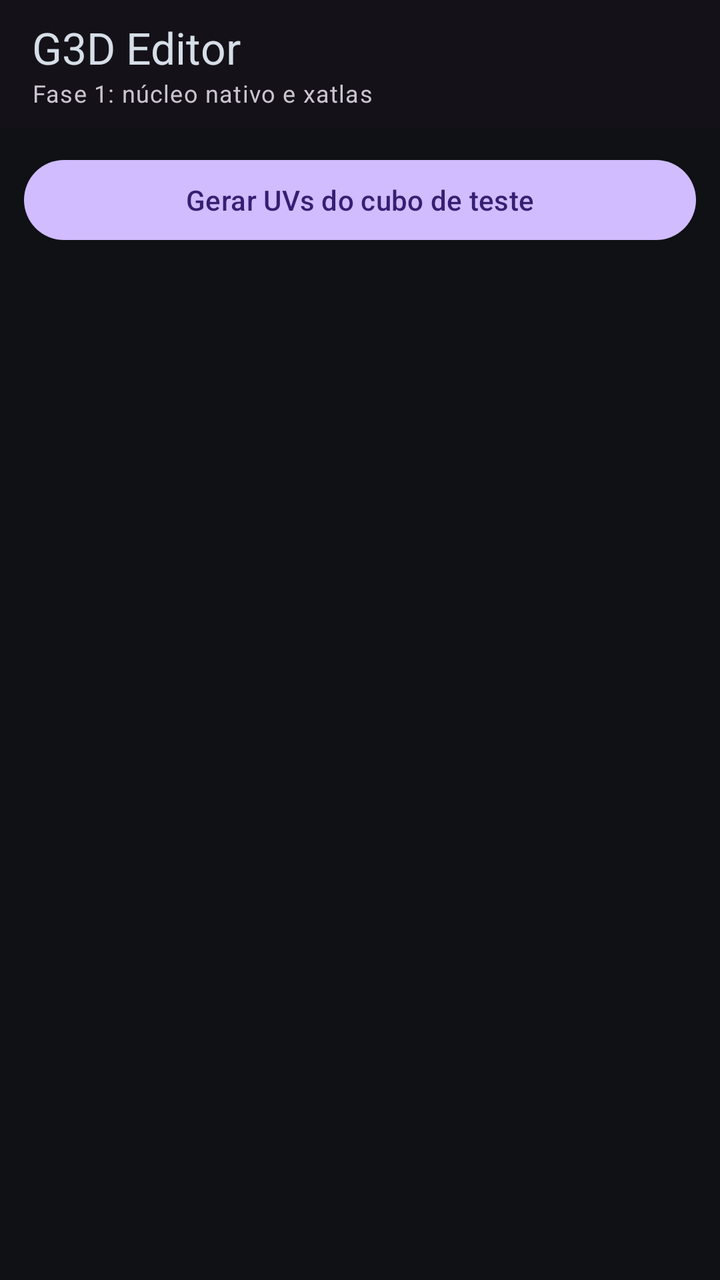
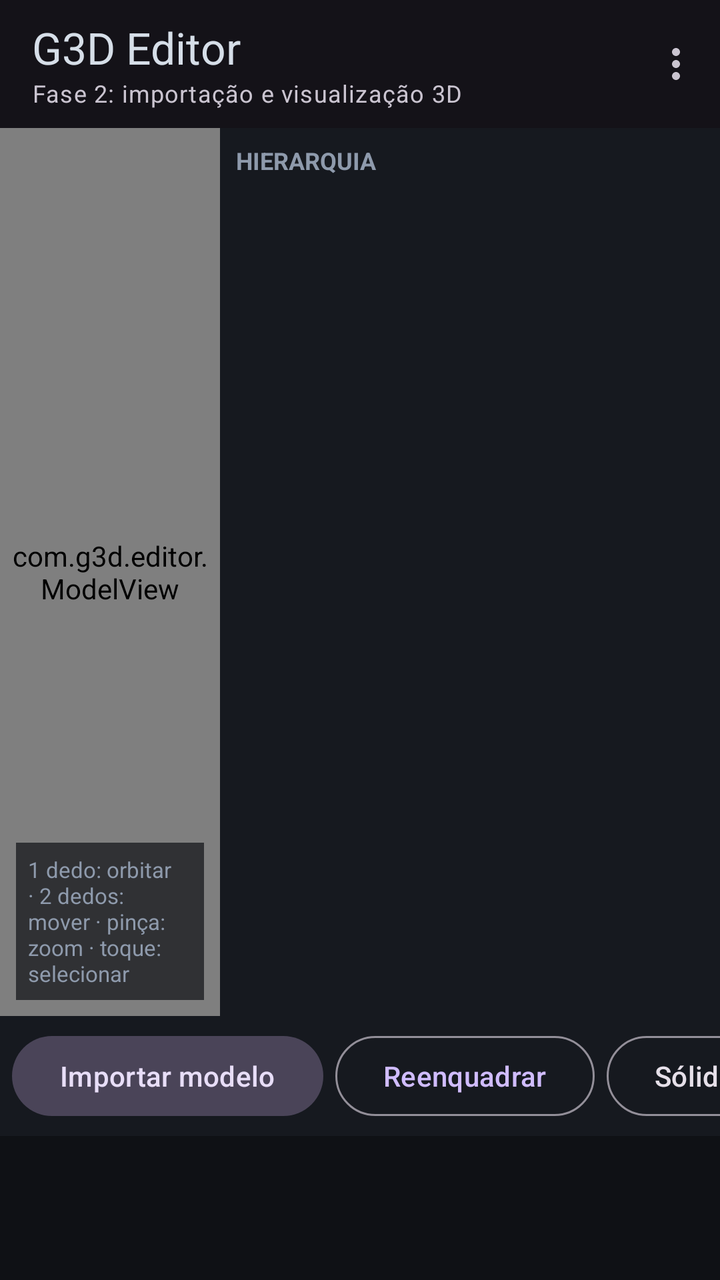

Before-and-after screenshots of an Android layout around one commit, followed by the original layout XML and the change that was made.
<!-- AndroidManifest.xml: application theme Theme.G3DEditor -->
<!-- res/layout/activity_main.xml -->
<?xml version="1.0" encoding="utf-8"?>
<LinearLayout xmlns:android="http://schemas.android.com/apk/res/android"
    xmlns:app="http://schemas.android.com/apk/res-auto"
    android:layout_width="match_parent"
    android:layout_height="match_parent"
    android:orientation="vertical">

    <com.google.android.material.appbar.AppBarLayout
        android:layout_width="match_parent"
        android:layout_height="wrap_content">

        <com.google.android.material.appbar.MaterialToolbar
            android:id="@+id/toolbar"
            android:layout_width="match_parent"
            android:layout_height="?attr/actionBarSize"
            app:subtitle="@string/phase_1_subtitle"
            app:subtitleTextAppearance="@style/TextAppearance.Material3.BodySmall"
            app:title="@string/app_name" />
    </com.google.android.material.appbar.AppBarLayout>

    <Button
        android:id="@+id/runSmokeTest"
        android:layout_width="match_parent"
        android:layout_height="wrap_content"
        android:layout_margin="12dp"
        android:text="@string/run_smoke_test" />

    <ScrollView
        android:id="@+id/outputScroll"
        android:layout_width="match_parent"
        android:layout_height="0dp"
        android:layout_weight="1"
        android:padding="12dp">

        <TextView
            android:id="@+id/output"
            android:layout_width="match_parent"
            android:layout_height="wrap_content"
            android:fontFamily="monospace"
            android:textIsSelectable="true"
            android:textSize="13sp" />
    </ScrollView>
</LinearLayout>
<!-- resources referenced by this layout -->
<resources>
  <string name="app_name">G3D Editor</string>
  <string name="phase_1_subtitle">Fase 1: núcleo nativo e xatlas</string>
  <string name="run_smoke_test">Gerar UVs do cubo de teste</string>
  <style name="Theme.G3DEditor" parent="Theme.Material3.Dark.NoActionBar">
          <item name="android:windowBackground">@color/editor_background</item>
          <item name="android:statusBarColor">@color/editor_background</item>
          <item name="android:navigationBarColor">@color/editor_background</item>
          <item name="android:textColorPrimary">@color/editor_text</item>
      </style>
  <color name="editor_background">#0F1115</color>
  <color name="editor_text">#D6DEE8</color>
</resources>

<!-- the commit's change to res/layout/activity_main.xml (unified diff, before → after) -->
@@ -13,31 +13,155 @@
             android:id="@+id/toolbar"
             android:layout_width="match_parent"
             android:layout_height="?attr/actionBarSize"
-            app:subtitle="@string/phase_1_subtitle"
+            app:menu="@menu/main_menu"
+            app:subtitle="@string/phase_2_subtitle"
             app:subtitleTextAppearance="@style/TextAppearance.Material3.BodySmall"
             app:title="@string/app_name" />
     </com.google.android.material.appbar.AppBarLayout>
 
-    <Button
-        android:id="@+id/runSmokeTest"
+    <LinearLayout
+        android:layout_width="match_parent"
+        android:layout_height="0dp"
+        android:layout_weight="1"
+        android:orientation="horizontal">
+
+        <FrameLayout
+            android:layout_width="0dp"
+            android:layout_height="match_parent"
+            android:layout_weight="1">
+
+            <com.g3d.editor.ModelView
+                android:id="@+id/viewport"
+                android:layout_width="match_parent"
+                android:layout_height="match_parent" />
+
+            <TextView
+                android:id="@+id/viewportHint"
+                android:layout_width="wrap_content"
+                android:layout_height="wrap_content"
+                android:layout_gravity="bottom|start"
+                android:layout_margin="8dp"
+                android:background="@color/overlay_background"
+                android:padding="6dp"
+                android:text="@string/viewport_hint"
+                android:textColor="@color/editor_text_dim"
+                android:textSize="11sp" />
+        </FrameLayout>
+
+        <LinearLayout
+            android:id="@+id/hierarchyPanel"
+            android:layout_width="250dp"
+            android:layout_height="match_parent"
+            android:background="@color/editor_panel"
+            android:orientation="vertical"
+            android:padding="8dp">
+
+            <TextView
+                android:layout_width="match_parent"
+                android:layout_height="wrap_content"
+                android:text="@string/hierarchy_title"
+                android:textAllCaps="true"
+                android:textColor="@color/editor_text_dim"
+                android:textSize="12sp"
+                android:textStyle="bold" />
+
+            <ScrollView
+                android:layout_width="match_parent"
+                android:layout_height="0dp"
+                android:layout_weight="1">
+
+                <LinearLayout
+                    android:id="@+id/hierarchyList"
+                    android:layout_width="match_parent"
+                    android:layout_height="wrap_content"
+                    android:orientation="vertical" />
+            </ScrollView>
+
+            <TextView
+                android:id="@+id/sceneSummary"
+                android:layout_width="match_parent"
+                android:layout_height="wrap_content"
+                android:textColor="@color/editor_text_dim"
+                android:textIsSelectable="true"
+                android:textSize="11sp" />
+        </LinearLayout>
+    </LinearLayout>
+
+    <HorizontalScrollView
         android:layout_width="match_parent"
         android:layout_height="wrap_content"
-        android:layout_margin="12dp"
-        android:text="@string/run_smoke_test" />
+        android:background="@color/editor_panel"
+        android:scrollbars="none">
+
+        <LinearLayout
+            android:layout_width="wrap_content"
+            android:layout_height="wrap_content"
+            android:gravity="center_vertical"
+            android:orientation="horizontal"
+            android:padding="6dp">
+
+            <com.google.android.material.button.MaterialButton
+                android:id="@+id/importModel"
+                style="@style/Widget.Material3.Button.TonalButton"
+                android:layout_width="wrap_content"
+                android:layout_height="wrap_content"
+                android:layout_marginEnd="6dp"
+                android:text="@string/import_model" />
+
+            <com.google.android.material.button.MaterialButton
+                android:id="@+id/frameScene"
+                style="@style/Widget.Material3.Button.OutlinedButton"
+                android:layout_width="wrap_content"
+                android:layout_height="wrap_content"
+                android:layout_marginEnd="6dp"
+                android:text="@string/frame_scene" />
+
+            <com.google.android.material.button.MaterialButtonToggleGroup
+                android:id="@+id/shadingGroup"
+                android:layout_width="wrap_content"
+                android:layout_height="wrap_content"
+                android:layout_marginEnd="6dp"
+                app:selectionRequired="true"
+                app:singleSelection="true">
+
+                <com.google.android.material.button.MaterialButton
+                    android:id="@+id/shadingSolid"
+                    style="@style/Widget.Material3.Button.OutlinedButton"
+                    android:layout_width="wrap_content"
+                    android:layout_height="wrap_content"
+                    android:text="@string/shading_solid" />
+
+                <com.google.android.material.button.MaterialButton
+                    android:id="@+id/shadingNormals"
+                    style="@style/Widget.Material3.Button.OutlinedButton"
+                    android:layout_width="wrap_content"
+                    android:layout_height="wrap_content"
+                    android:text="@string/shading_normals" />
+            </com.google.android.material.button.MaterialButtonToggleGroup>
+
+            <com.google.android.material.button.MaterialButton
+                android:id="@+id/togglePanel"
+                style="@style/Widget.Material3.Button.OutlinedButton"
+                android:layout_width="wrap_content"
+                android:layout_height="wrap_content"
+                android:text="@string/toggle_panel" />
+        </LinearLayout>
+    </HorizontalScrollView>
 
     <ScrollView
         android:id="@+id/outputScroll"
         android:layout_width="match_parent"
-        android:layout_height="0dp"
-        android:layout_weight="1"
-        android:padding="12dp">
+        android:layout_height="72dp"
+        android:background="@color/editor_background"
+        android:padding="6dp">
 
         <TextView
             android:id="@+id/output"
             android:layout_width="match_parent"
             android:layout_height="wrap_content"
             android:fontFamily="monospace"
+            android:textColor="@color/editor_text_dim"
             android:textIsSelectable="true"
-            android:textSize="13sp" />
+            android:textSize="12sp" />
     </ScrollView>
 </LinearLayout>
<!-- resource entries referenced after the edit -->
@@ -1,8 +1,14 @@
 <!-- resources referenced by this layout -->
 <resources>
   <string name="app_name">G3D Editor</string>
-  <string name="phase_1_subtitle">Fase 1: núcleo nativo e xatlas</string>
-  <string name="run_smoke_test">Gerar UVs do cubo de teste</string>
+  <string name="frame_scene">Reenquadrar</string>
+  <string name="hierarchy_title">Hierarquia</string>
+  <string name="import_model">Importar modelo</string>
+  <string name="phase_2_subtitle">Fase 2: importação e visualização 3D</string>
+  <string name="shading_normals">Normais</string>
+  <string name="shading_solid">Sólido</string>
+  <string name="toggle_panel">Painel</string>
+  <string name="viewport_hint">1 dedo: orbitar · 2 dedos: mover · pinça: zoom · toque: selecionar</string>
   <style name="Theme.G3DEditor" parent="Theme.Material3.Dark.NoActionBar">
           <item name="android:windowBackground">@color/editor_background</item>
           <item name="android:statusBarColor">@color/editor_background</item>
@@ -10,6 +16,9 @@
           <item name="android:textColorPrimary">@color/editor_text</item>
       </style>
   <color name="editor_background">#0F1115</color>
+  <color name="editor_panel">#16191F</color>
+  <color name="editor_text_dim">#8E9AAC</color>
+  <color name="overlay_background">#B30F1115</color>
   <color name="editor_text">#D6DEE8</color>
 </resources>
 
